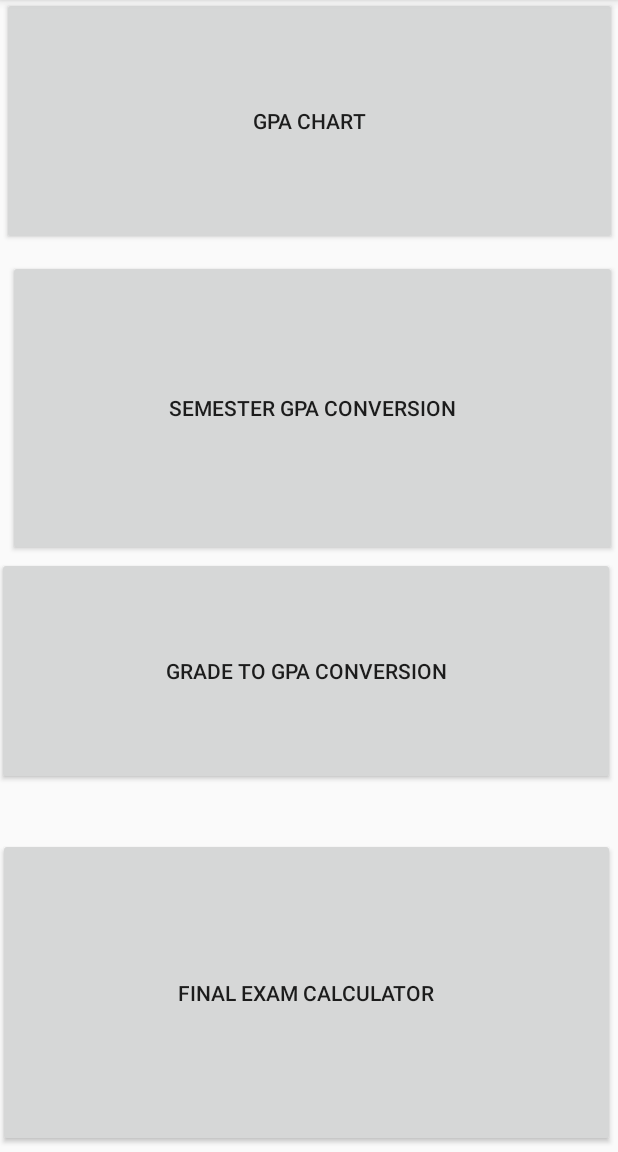
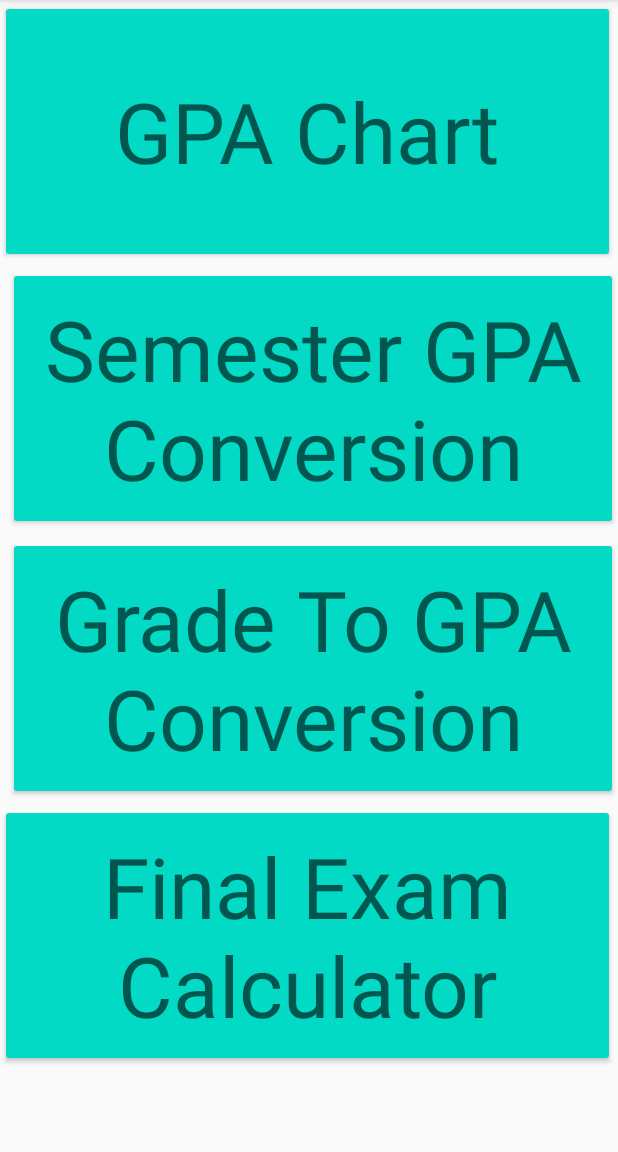
Before and after one commit to Madhu2244/GPA_Application_Android_Studio, an Android app: the screen it shows after launch (MainActivity), on a phone screen of 412 x 824 dp, the part 84-1236 px from its top. Run offline under Robolectric (Android 15) with nearby library versions, the phone set to English and light mode, and no system bars.

Commit message:
Updated the User Interface

```diff
--- a/app/src/main/res/layout/activity_main.xml
+++ b/app/src/main/res/layout/activity_main.xml
@@ -8,65 +8,77 @@
 
 
     <Button
+        android:layout_weight="1"
         android:id="@+id/button"
+        style="@style/Widget.AppCompat.Button.Colored"
         android:layout_width="410dp"
-        android:layout_height="165dp"
+        android:layout_height="175dp"
+        android:layout_alignParentTop="true"
+        android:bufferType="spannable"
+        android:text="GPA Chart"
+        android:textAppearance="@style/TextAppearance.AppCompat.Display3"
+        android:visibility="visible"
+        app:layout_constraintBottom_toTopOf="parent"
+        app:layout_constraintStart_toStartOf="parent"
+        tools:visibility="visible" />
+
+    <Button
+        android:id="@+id/button4"
+        style="@style/Widget.AppCompat.Button.Colored"
+        android:layout_width="410dp"
+        android:layout_height="175dp"
+        android:layout_alignBottom="@+id/button"
         android:layout_alignParentStart="true"
         android:layout_alignParentLeft="true"
-        android:layout_alignParentTop="true"
-        android:layout_marginStart="1dp"
-        android:layout_marginLeft="1dp"
-        android:layout_marginTop="-2dp"
-        android:text="GPA Chart"
-        app:layout_constraintBottom_toTopOf="parent"
-        app:layout_constraintEnd_toEndOf="parent"
-        app:layout_constraintStart_toStartOf="parent"
-        app:layout_constraintTop_toBottomOf="parent" />
+
+        android:layout_marginStart="5dp"
+        android:layout_marginLeft="5dp"
+        android:layout_marginTop="170dp"
+        android:layout_marginBottom="-178dp"
+
+        android:layout_weight="1"
+        android:text="Semester GPA Conversion"
+        android:textAppearance="@style/TextAppearance.AppCompat.Display3" />
 
     <Button
         android:id="@+id/button2"
-        android:layout_width="411dp"
-        android:layout_height="152dp"
+        style="@style/Widget.AppCompat.Button.Colored"
+        android:layout_width="410dp"
+        android:layout_height="175dp"
+        android:layout_alignBottom="@+id/button"
         android:layout_alignParentStart="true"
         android:layout_alignParentLeft="true"
-        android:layout_alignParentTop="true"
-        android:layout_alignParentEnd="true"
-        android:layout_alignParentRight="true"
+
+
         android:layout_centerInParent="true"
-        android:layout_marginStart="-2dp"
-        android:layout_marginLeft="-2dp"
-        android:layout_marginTop="371dp"
-        android:layout_marginEnd="2dp"
-        android:layout_marginRight="2dp"
-        android:text="Grade To GPA Conversion"
-        app:layout_constraintBottom_toTopOf="parent"
-        app:layout_constraintEnd_toEndOf="parent"
-        app:layout_constraintStart_toStartOf="parent"
-        app:layout_constraintTop_toBottomOf="parent" />
-
-    <Button
-        android:id="@+id/button4"
-        android:layout_width="406dp"
-        android:layout_height="197dp"
-        android:layout_alignParentStart="true"
-        android:layout_alignParentLeft="true"
-        android:layout_alignParentTop="true"
         android:layout_marginStart="5dp"
         android:layout_marginLeft="5dp"
-        android:layout_marginTop="173dp"
-        android:text="Semester GPA Conversion" />
+        android:layout_marginTop="170dp"
+
+        android:layout_marginBottom="-358dp"
+        android:layout_weight="1"
+        android:text="Grade To GPA Conversion"
+        android:textAppearance="@style/TextAppearance.AppCompat.Display3" />
 
     <Button
         android:id="@+id/button6"
-        android:layout_width="411dp"
-        android:layout_height="206dp"
+
+        style="@style/Widget.AppCompat.Button.Colored"
+        android:layout_width="410dp"
+        android:layout_height="175dp"
+        android:layout_alignBottom="@+id/button"
         android:layout_alignParentStart="true"
         android:layout_alignParentLeft="true"
-        android:layout_alignParentBottom="true"
-        android:layout_marginStart="-1dp"
-        android:layout_marginLeft="-1dp"
-        android:layout_marginBottom="3dp"
-        android:text="Final Exam Calculator" />
+
+        android:layout_marginStart="0dp"
+        android:layout_marginLeft="0dp"
+        android:layout_marginTop="170dp"
+        android:layout_marginBottom="-536dp"
+        android:layout_weight="1"
+        android:text="Final Exam Calculator"
+
+        android:textAppearance="@style/TextAppearance.AppCompat.Display3" />
+    />
 
 
 </RelativeLayout>
```
